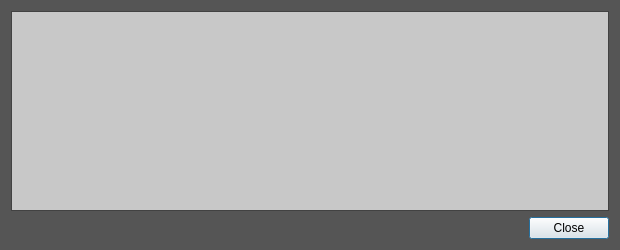
G2C/G2C, file src/qt/forms/transactiondescdialog.ui: the form before one commit.
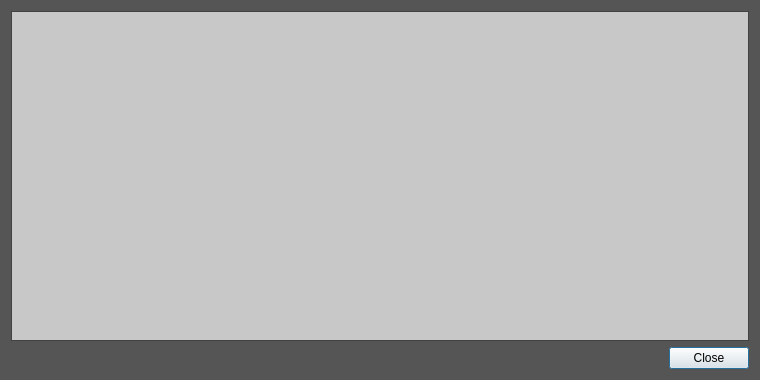
The form after the commit.

The edit to the form file:
```diff
--- a/src/qt/forms/transactiondescdialog.ui
+++ b/src/qt/forms/transactiondescdialog.ui
@@ -6,8 +6,8 @@
    <rect>
     <x>0</x>
     <y>0</y>
-    <width>620</width>
-    <height>250</height>
+    <width>760</width>
+    <height>380</height>
    </rect>
   </property>
   <property name="palette">
```
Left out of the diff: 91 changed lines with no effect on the pictures.
